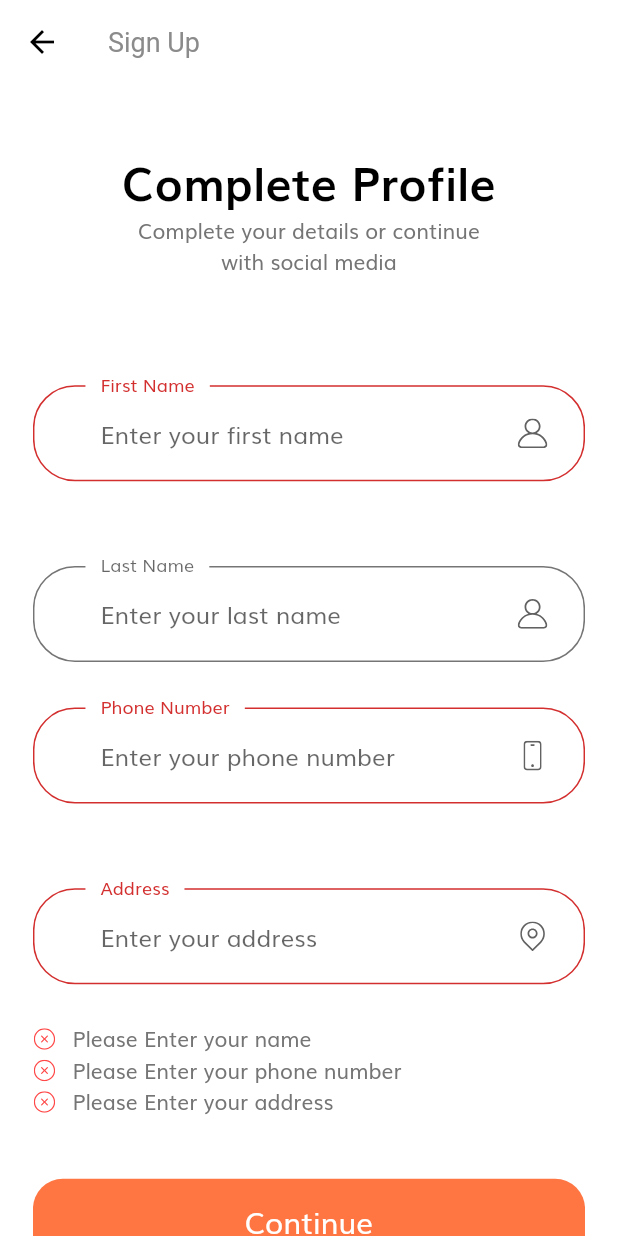
After one commit to adutwum-soft/e-commernce-UI, a Flutter app: the CompleteProfile screen opened by its route, after a tap on "Continue", on a phone screen of 412 x 824 dp. The commit adds this screen. Run offline on Flutter 3.47's test engine with Material 2 defaults, Android fonts, the phone set to English and light mode, and no system bars; our stand-ins replace flutter_svg.

Commit message:
design complete profile ui

```diff
--- /dev/null
+++ b/lib/src/ui/complete_profile.dart
@@ -0,0 +1,17 @@
+import 'package:e_commerce_ui/src/widget/complete_profile_widgets/complete_profile_body.dart';
+import 'package:flutter/material.dart';
+
+class CompleteProfile extends StatelessWidget {
+  static String routeName = "/profile";
+  const CompleteProfile({Key? key}) : super(key: key);
+
+  @override
+  Widget build(BuildContext context) {
+    return Scaffold(
+      appBar: AppBar(
+        title: const Text('Sign Up'),
+      ),
+      body: const CompleteProfileBody(),
+    );
+  }
+}
--- a/lib/src/ui/profile.dart
+++ /dev/null
@@ -1,11 +0,0 @@
-import 'package:flutter/material.dart';
-
-class Profile extends StatelessWidget {
-  static String routeName = "/profile";
-  const Profile({Key? key}) : super(key: key);
-
-  @override
-  Widget build(BuildContext context) {
-    return Scaffold();
-  }
-}
--- a/lib/src/utils/routes.dart
+++ b/lib/src/utils/routes.dart
@@ -1,6 +1,6 @@
 import 'package:e_commerce_ui/src/ui/forgot_passaword.dart';
 import 'package:e_commerce_ui/src/ui/login_success.dart';
-import 'package:e_commerce_ui/src/ui/profile.dart';
+import 'package:e_commerce_ui/src/ui/complete_profile.dart';
 import 'package:e_commerce_ui/src/ui/sign_in/sign_in.dart';
 import 'package:e_commerce_ui/src/ui/sign_up.dart';
 import 'package:e_commerce_ui/src/ui/splash/splash.dart';
@@ -12,5 +12,5 @@ final Map<String, WidgetBuilder> routes = {
   ForgotPassword.routeName: (context) => const ForgotPassword(),
   LoginSuccess.routeName: (context) => const LoginSuccess(),
   Signup.routeName: (context) => const Signup(),
-  Profile.routeName: (context) => const Profile(),
+  CompleteProfile.routeName: (context) => const CompleteProfile(),
 };
--- /dev/null
+++ b/lib/src/widget/complete_profile_widgets/complete_profile_body.dart
@@ -0,0 +1,43 @@
+import 'package:e_commerce_ui/src/res/dimen.dart';
+import 'package:e_commerce_ui/src/res/styles.dart';
+import 'package:e_commerce_ui/src/widget/complete_profile_widgets/complete_profile_form.dart';
+import 'package:flutter/material.dart';
+
+class CompleteProfileBody extends StatelessWidget {
+  const CompleteProfileBody({Key? key}) : super(key: key);
+
+  @override
+  Widget build(BuildContext context) {
+    return SafeArea(
+      child: SizedBox(
+        width: MediaQuery.of(context).size.width,
+        child: Padding(
+          padding: EdgeInsets.symmetric(
+              horizontal: AppDimen.getProportionateScreenWidth(20)),
+          child: SingleChildScrollView(
+            child: Column(
+              children: [
+                SizedBox(height: AppDimen.screenHeight * 0.05),
+                Text(
+                  'Complete Profile',
+                  style: AppStyles.headingStyle,
+                ),
+                const Text(
+                  'Complete your details or continue \nwith social media',
+                  textAlign: TextAlign.center,
+                ),
+                SizedBox(height: AppDimen.screenHeight * 0.05),
+                const CompleteProfileForm(),
+                SizedBox(height: AppDimen.getProportionateScreenHeight(30)),
+                const Text(
+                  'By continuing you confirm that your agree \nwith our Terms and Conditions',
+                  textAlign: TextAlign.center,
+                ),
+              ],
+            ),
+          ),
+        ),
+      ),
+    );
+  }
+}
--- /dev/null
+++ b/lib/src/widget/complete_profile_widgets/complete_profile_form.dart
@@ -0,0 +1,177 @@
+import 'package:e_commerce_ui/src/res/dimen.dart';
+import 'package:e_commerce_ui/src/res/strings.dart';
+import 'package:flutter/material.dart';
+
+import '../custom_suffix_icon.dart';
+import '../default_button.dart';
+import '../form_error.dart';
+
+class CompleteProfileForm extends StatefulWidget {
+  const CompleteProfileForm({Key? key}) : super(key: key);
+
+  @override
+  _CompleteProfileFormState createState() => _CompleteProfileFormState();
+}
+
+class _CompleteProfileFormState extends State<CompleteProfileForm> {
+  final _formKey = GlobalKey<FormState>();
+  final List<String> errors = [];
+  late String fName;
+  late String lName;
+  late String phoneNum;
+  late String address;
+
+  @override
+  Widget build(BuildContext context) {
+    return Form(
+      key: _formKey,
+      child: Column(
+        children: [
+          SizedBox(height: AppDimen.getProportionateScreenHeight(30)),
+          _buildFirstNameForm(),
+          SizedBox(height: AppDimen.getProportionateScreenHeight(30)),
+          _buildLastNameForm(),
+          SizedBox(height: AppDimen.getProportionateScreenHeight(30)),
+          _buildPhoneForm(),
+          SizedBox(height: AppDimen.getProportionateScreenHeight(30)),
+          _buildAddressForm(),
+          FormError(errors: errors),
+          SizedBox(height: AppDimen.getProportionateScreenHeight(40)),
+          DefaultButton(
+            text: 'Continue',
+            onPress: () {
+              if (_formKey.currentState!.validate()) {
+                // route to OTP page
+              }
+            },
+          ),
+        ],
+      ),
+    );
+  }
+
+  addError({String? error}) {
+    if (!errors.contains(error)) {
+      setState(() {
+        errors.add(error!);
+      });
+    }
+  }
+
+  removeError({String? error}) {
+    if (errors.contains(error)) {
+      setState(() {
+        errors.remove(error!);
+      });
+    }
+  }
+
+  TextFormField _buildFirstNameForm() {
+    return TextFormField(
+      onSaved: (newValue) => fName = newValue!,
+      onChanged: (value) {
+        if (value.isNotEmpty && errors.contains(AppStrings.kNamelNullError)) {
+          removeError(error: AppStrings.kNamelNullError);
+        }
+      },
+      validator: (value) {
+        if (value!.isEmpty && !errors.contains(AppStrings.kNamelNullError)) {
+          addError(error: AppStrings.kNamelNullError);
+          return '';
+        }
+        return null;
+      },
+      decoration: inputDecoration(
+        placeholder: 'Enter your first name',
+        label: 'First Name',
+        svgIcon: 'assets/icons/User.svg',
+      ),
+    );
+  }
+
+  TextFormField _buildLastNameForm() {
+    return TextFormField(
+      onSaved: (newValue) => lName = newValue!,
+      onChanged: (value) {
+        if (value.isNotEmpty && errors.contains(AppStrings.kNamelNullError)) {
+          removeError(error: AppStrings.kNamelNullError);
+        }
+      },
+      validator: (value) {
+        if (value!.isEmpty && !errors.contains(AppStrings.kNamelNullError)) {
+          addError(error: AppStrings.kNamelNullError);
+          return '';
+        }
+        return null;
+      },
+      decoration: inputDecoration(
+        placeholder: 'Enter your last name',
+        label: 'Last Name',
+        svgIcon: 'assets/icons/User.svg',
+      ),
+    );
+  }
+
+  TextFormField _buildPhoneForm() {
+    return TextFormField(
+      onSaved: (newValue) => phoneNum = newValue!,
+      onChanged: (value) {
+        if (value.isNotEmpty &&
+            errors.contains(AppStrings.kPhoneNumberNullError)) {
+          removeError(error: AppStrings.kPhoneNumberNullError);
+        }
+      },
+      validator: (value) {
+        if (value!.isEmpty &&
+            !errors.contains(AppStrings.kPhoneNumberNullError)) {
+          addError(error: AppStrings.kPhoneNumberNullError);
+          return '';
+        }
+        return null;
+      },
+      keyboardType: TextInputType.phone,
+      decoration: inputDecoration(
+        placeholder: 'Enter your phone number',
+        label: 'Phone Number',
+        svgIcon: 'assets/icons/Phone.svg',
+      ),
+    );
+  }
+
+  TextFormField _buildAddressForm() {
+    return TextFormField(
+      onSaved: (newValue) => address = newValue!,
+      onChanged: (value) {
+        if (value.isNotEmpty && errors.contains(AppStrings.kAddressNullError)) {
+          removeError(error: AppStrings.kAddressNullError);
+        }
+      },
+      validator: (value) {
+        if (value!.isEmpty && !errors.contains(AppStrings.kAddressNullError)) {
+          addError(error: AppStrings.kAddressNullError);
+          return '';
+        }
+        return null;
+      },
+      keyboardType: TextInputType.streetAddress,
+      decoration: inputDecoration(
+        placeholder: 'Enter your address',
+        label: 'Address',
+        svgIcon: 'assets/icons/Location point.svg',
+      ),
+    );
+  }
+
+  InputDecoration inputDecoration({
+    required String placeholder,
+    required String label,
+    required String svgIcon,
+  }) {
+    return InputDecoration(
+      hintText: placeholder,
+      labelText: label,
+      floatingLabelBehavior: FloatingLabelBehavior.always,
+      suffixIcon: CustomSurffixIcon(svgIcon: svgIcon),
+    );
+  }
+}
--- a/lib/src/widget/sign_up_components/sign_up_form.dart
+++ b/lib/src/widget/sign_up_components/sign_up_form.dart
@@ -1,6 +1,6 @@
 import 'package:e_commerce_ui/src/res/dimen.dart';
 import 'package:e_commerce_ui/src/res/strings.dart';
-import 'package:e_commerce_ui/src/ui/profile.dart';
+import 'package:e_commerce_ui/src/ui/complete_profile.dart';
 import 'package:e_commerce_ui/src/utils/constants.dart';
 import 'package:flutter/material.dart';
 
@@ -57,7 +57,7 @@ class _SignUpFormState extends State<SignUpForm> {
               if (_formKey.currentState!.validate()) {
                 _formKey.currentState!.save();
                 Navigator.of(context).push(MaterialPageRoute(builder: (_) {
-                  return const Profile();
+                  return const CompleteProfile();
                 }));
               }
             },
@@ -122,9 +122,7 @@ class _SignUpFormState extends State<SignUpForm> {
           return '';
         } else if (value.length < 8 &&
             !errors.contains(AppStrings.kShortPassError)) {
-          setState(() {
-            errors.add(AppStrings.kShortPassError);
-          });
+          addError(error: AppStrings.kShortPassError);
           return '';
         }
         return null;
@@ -143,9 +141,12 @@ class _SignUpFormState extends State<SignUpForm> {
     return TextFormField(
       onSaved: (newValue) => conPassword = newValue!,
       onChanged: (value) {
-        if (password == conPassword) {
+        if (value.isNotEmpty) {
+          removeError(error: AppStrings.kPassNullError);
+        } else if (value.isNotEmpty && password == conPassword) {
           removeError(error: AppStrings.kMatchPassError);
         }
+        conPassword = value;
       },
       validator: (value) {
         if (value!.isEmpty) {
```
